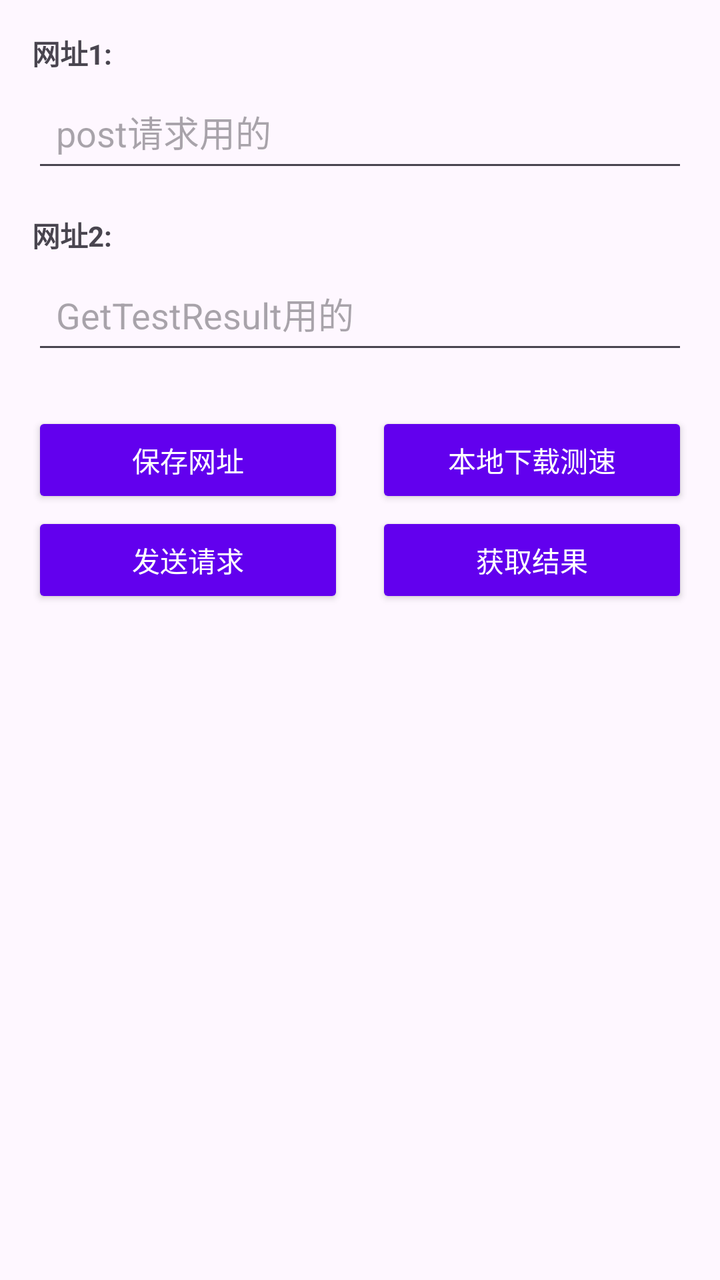
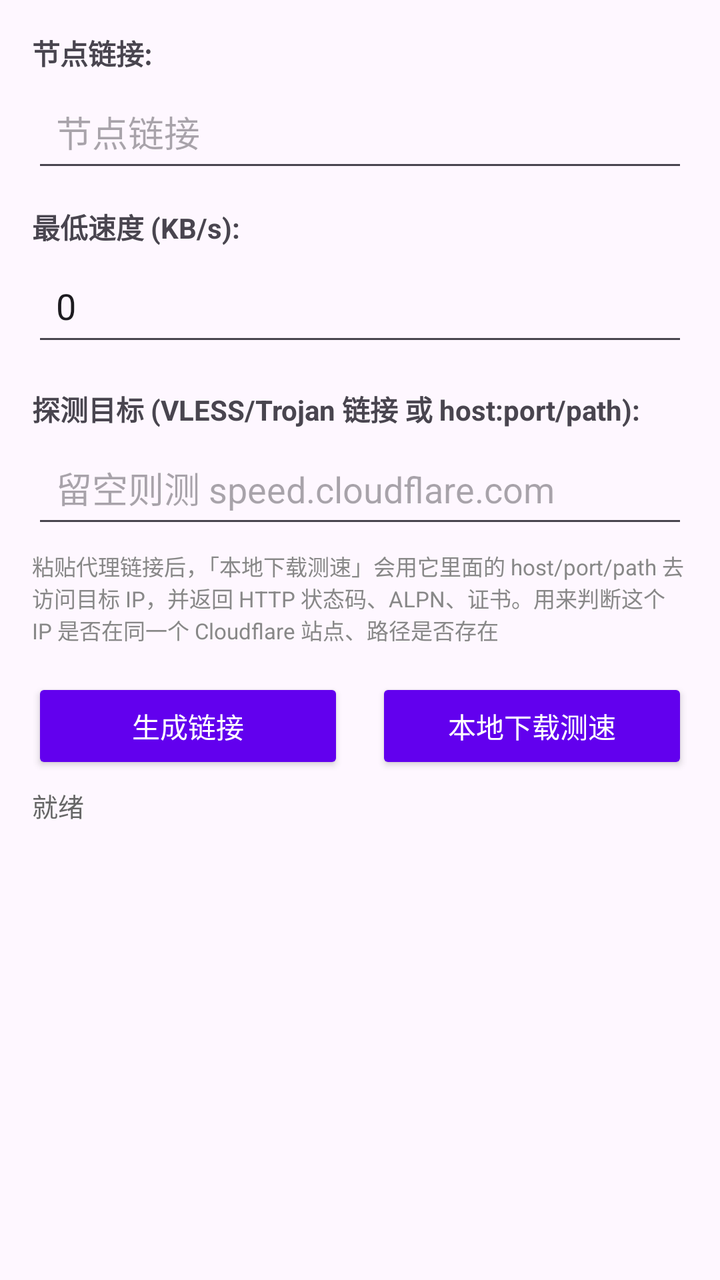

Screens rendered from an Android XML layout before and after an edit, with the pre-edit source and the edit as a unified diff.
<!-- AndroidManifest.xml: application theme Theme.Cfstproject -->
<!-- res/layout/fragment_ip_push_testserver.xml -->
<?xml version="1.0" encoding="utf-8"?>
<LinearLayout xmlns:android="http://schemas.android.com/apk/res/android"
    xmlns:app="http://schemas.android.com/apk/res-auto"
    android:layout_width="match_parent"
    android:layout_height="match_parent"
    android:orientation="vertical"
    android:padding="16dp"
    android:keepScreenOn="true">

    
    <TextView
        android:layout_width="wrap_content"
        android:layout_height="wrap_content"
        android:text="网址1:"
        android:textSize="14sp"
        android:textStyle="bold"
        android:layout_marginBottom="4dp" />

    <EditText
        android:id="@+id/etUrl1"
        android:layout_width="match_parent"
        android:layout_height="wrap_content"
        android:hint="post请求用的"
        android:inputType="textUri"
        android:singleLine="true"
        android:maxLines="1"
        android:ellipsize="end"
        android:padding="12dp"
        android:layout_marginBottom="16dp" />

    
    <TextView
        android:layout_width="wrap_content"
        android:layout_height="wrap_content"
        android:text="网址2:"
        android:textSize="14sp"
        android:textStyle="bold"
        android:layout_marginBottom="4dp" />

    <EditText
        android:id="@+id/etUrl2"
        android:layout_width="match_parent"
        android:layout_height="wrap_content"
        android:hint="GetTestResult用的"
        android:inputType="textUri"
        android:singleLine="true"
        android:maxLines="1"
        android:ellipsize="end"
        android:padding="12dp"
        android:layout_marginBottom="24dp" />

    
    <LinearLayout
        android:layout_width="match_parent"
        android:layout_height="wrap_content"
        android:orientation="horizontal"
        android:weightSum="2"
        android:layout_marginBottom="2dp">

        
        <Button
            android:id="@+id/btnSaveUrls"
            android:layout_width="0dp"
            android:layout_height="wrap_content"
            android:layout_weight="1"
            android:text="保存网址"
            android:layout_marginEnd="8dp"
            style="@style/Widget.AppCompat.Button" />

        <Button
            android:id="@+id/btnLocalTestHttping"
            android:layout_width="0dp"
            android:layout_height="wrap_content"
            android:layout_weight="1"
            android:text="本地下载测速"
            android:layout_marginStart="8dp"
            style="@style/Widget.AppCompat.Button" />

        <Button
            android:id="@+id/stopTestDownloadButton"
            android:layout_width="0dp"
            android:layout_height="wrap_content"
            android:layout_weight="1"
            android:text="停止测试"
            android:layout_marginStart="8dp"
            android:backgroundTint="@color/red_500"
            android:textColor="@android:color/white"
            android:visibility="gone" />

    </LinearLayout>


    <LinearLayout
        android:layout_width="match_parent"
        android:layout_height="wrap_content"
        android:orientation="horizontal"
        android:weightSum="2"
        android:layout_marginBottom="2dp">

        
        <Button
            android:id="@+id/btnSendRequest"
            android:layout_width="0dp"
            android:layout_height="wrap_content"
            android:layout_weight="1"
            android:text="发送请求"
            android:layout_marginEnd="8dp"
            style="@style/Widget.AppCompat.Button" />

        
        <Button
            android:id="@+id/btnGetResult"
            android:layout_width="0dp"
            android:layout_height="wrap_content"
            android:layout_weight="1"
            android:text="获取结果"
            android:layout_marginStart="8dp"
            style="@style/Widget.AppCompat.Button" />

    </LinearLayout>

    <androidx.recyclerview.widget.RecyclerView
        android:id="@+id/rvAbPrefixes"
        android:layout_width="match_parent"
        android:layout_height="0dp"
        android:layout_marginTop="8dp"
        android:layout_weight="1" />

</LinearLayout>
<!-- resources referenced by this layout -->
<resources>
  <color name="red_500">#FFF44336</color>
  <style name="Theme.Cfstproject" parent="Base.Theme.Cfstproject" />
  <style name="Base.Theme.Cfstproject" parent="Theme.Material3.DayNight.NoActionBar">
          
          
          <item name="colorPrimary">@color/purple_500</item>
          <item name="colorPrimaryVariant">@color/purple_700</item>
          <item name="colorOnPrimary">@color/white</item>
          <item name="colorSecondary">@color/teal_200</item>
          <item name="colorSecondaryVariant">@color/teal_700</item>
          <item name="colorOnSecondary">@color/black</item>
          <item name="android:statusBarColor">?attr/colorPrimaryVariant</item>
      </style>
  <color name="purple_500">#FF6200EE</color>
  <color name="purple_700">#FF3700B3</color>
  <color name="white">#FFFFFFFF</color>
  <color name="teal_200">#FF03DAC5</color>
  <color name="teal_700">#FF018786</color>
  <color name="black">#FF000000</color>
</resources>

<!-- the commit's change to res/layout/fragment_ip_push_testserver.xml (unified diff, before → after) -->
@@ -11,20 +11,37 @@
     <TextView
         android:layout_width="wrap_content"
         android:layout_height="wrap_content"
-        android:text="网址1:"
+        android:text="节点链接:"
         android:textSize="14sp"
         android:textStyle="bold"
         android:layout_marginBottom="4dp" />
 
     <EditText
-        android:id="@+id/etUrl1"
+        android:id="@+id/etNodeLink"
         android:layout_width="match_parent"
         android:layout_height="wrap_content"
-        android:hint="post请求用的"
-        android:inputType="textUri"
+        android:maxLines="1"
+        android:hint="节点链接"
+        android:padding="12dp"
+        android:layout_marginBottom="12dp" />
+
+    <TextView
+        android:layout_width="wrap_content"
+        android:layout_height="wrap_content"
+        android:text="最低速度 (KB/s):"
+        android:textSize="14sp"
+        android:textStyle="bold"
+        android:layout_marginBottom="4dp" />
+
+    <EditText
+        android:id="@+id/etMinKb"
+        android:layout_width="match_parent"
+        android:layout_height="wrap_content"
+        android:hint="只导出速度高于这个值的IP，0 表示全导"
+        android:text="0"
+        android:inputType="numberDecimal"
         android:singleLine="true"
         android:maxLines="1"
-        android:ellipsize="end"
         android:padding="12dp"
         android:layout_marginBottom="16dp" />
 
@@ -32,22 +49,30 @@
     <TextView
         android:layout_width="wrap_content"
         android:layout_height="wrap_content"
-        android:text="网址2:"
+        android:text="探测目标 (VLESS/Trojan 链接 或 host:port/path):"
         android:textSize="14sp"
         android:textStyle="bold"
         android:layout_marginBottom="4dp" />
 
     <EditText
-        android:id="@+id/etUrl2"
+        android:id="@+id/etProbeTarget"
         android:layout_width="match_parent"
         android:layout_height="wrap_content"
-        android:hint="GetTestResult用的"
+        android:hint="留空则测 speed.cloudflare.com"
         android:inputType="textUri"
         android:singleLine="true"
         android:maxLines="1"
         android:ellipsize="end"
         android:padding="12dp"
-        android:layout_marginBottom="24dp" />
+        android:layout_marginBottom="6dp" />
+
+    <TextView
+        android:layout_width="match_parent"
+        android:layout_height="wrap_content"
+        android:layout_marginBottom="16dp"
+        android:text="粘贴代理链接后，「本地下载测速」会用它里面的 host/port/path 去访问目标 IP，并返回 HTTP 状态码、ALPN、证书。用来判断这个 IP 是否在同一个 Cloudflare 站点、路径是否存在"
+        android:textSize="11sp"
+        android:textColor="#888888" />
 
     
     <LinearLayout
@@ -59,12 +84,14 @@
 
         
         <Button
-            android:id="@+id/btnSaveUrls"
+            android:id="@+id/btnExportLinks"
             android:layout_width="0dp"
             android:layout_height="wrap_content"
             android:layout_weight="1"
-            android:text="保存网址"
+            android:text="生成链接"
             android:layout_marginEnd="8dp"
+            android:backgroundTint="@color/teal_700"
+            android:textColor="@android:color/white"
             style="@style/Widget.AppCompat.Button" />
 
         <Button
@@ -89,35 +116,16 @@
 
     </LinearLayout>
 
-
-    <LinearLayout
+    
+    <TextView
+        android:id="@+id/tvStatus"
         android:layout_width="match_parent"
         android:layout_height="wrap_content"
-        android:orientation="horizontal"
-        android:weightSum="2"
-        android:layout_marginBottom="2dp">
-
-        
-        <Button
-            android:id="@+id/btnSendRequest"
-            android:layout_width="0dp"
-            android:layout_height="wrap_content"
-            android:layout_weight="1"
-            android:text="发送请求"
-            android:layout_marginEnd="8dp"
-            style="@style/Widget.AppCompat.Button" />
-
-        
-        <Button
-            android:id="@+id/btnGetResult"
-            android:layout_width="0dp"
-            android:layout_height="wrap_content"
-            android:layout_weight="1"
-            android:text="获取结果"
-            android:layout_marginStart="8dp"
-            style="@style/Widget.AppCompat.Button" />
-
-    </LinearLayout>
+        android:layout_marginTop="4dp"
+        android:layout_marginBottom="4dp"
+        android:text="就绪"
+        android:textSize="13sp"
+        android:textColor="#666666" />
 
     <androidx.recyclerview.widget.RecyclerView
         android:id="@+id/rvAbPrefixes"
